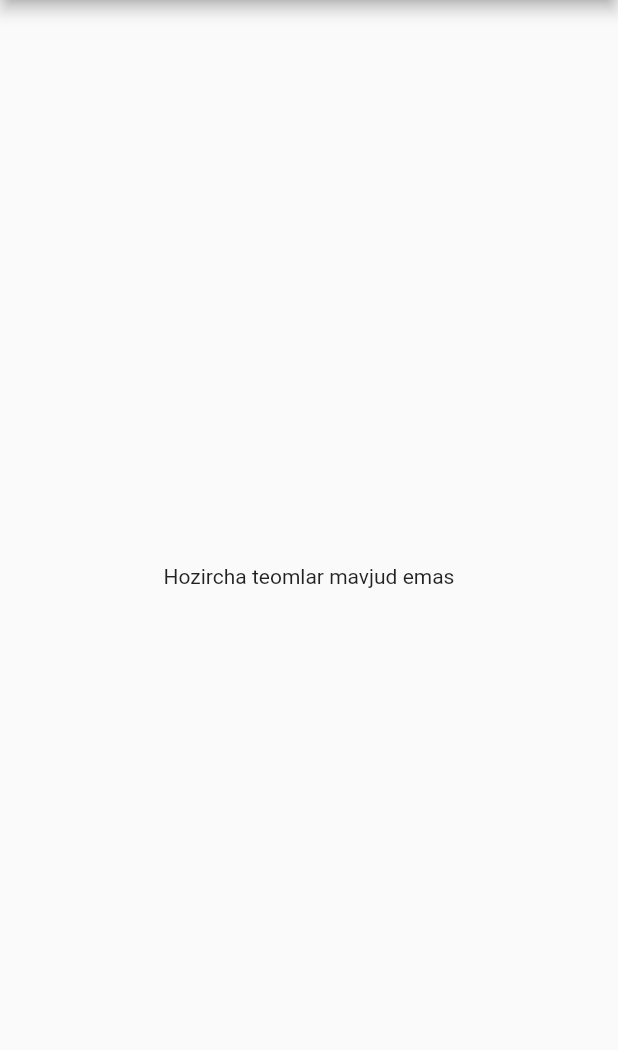
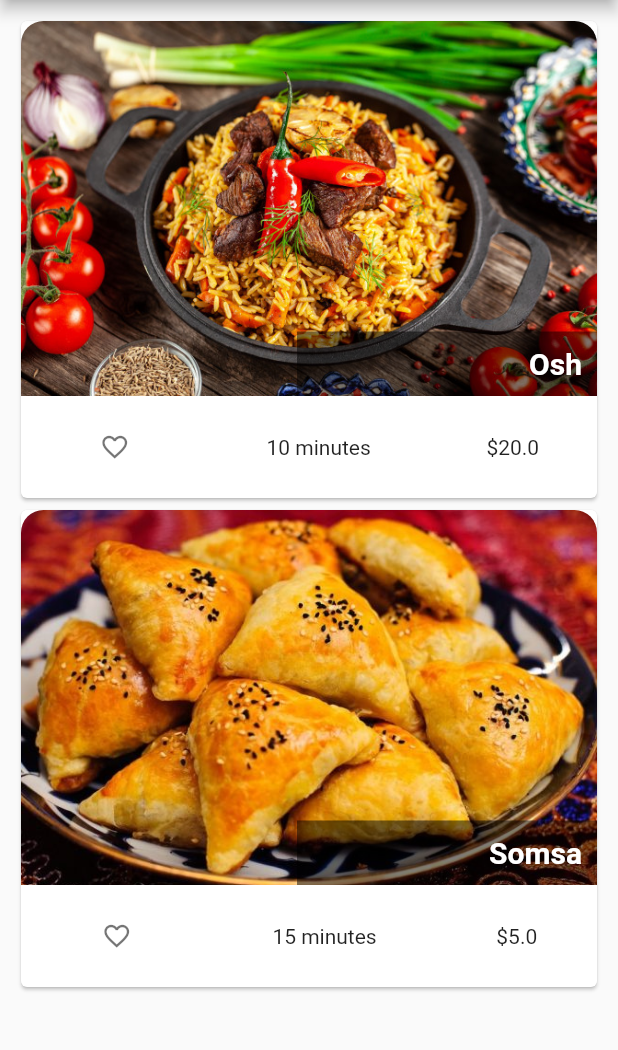
Before and after one commit to Jaloliddin-Fozilov/taomlar, a Flutter app: the screen it shows after launch, after a tap on "Milliy taomlar", on a phone screen of 412 x 824 dp, the part 84-1134 px from its top. Run offline on Flutter 3.47's test engine with Material 2 defaults, Android fonts, the phone set to English and light mode, and no system bars; our stand-ins replace google_fonts.

Commit message:
details screen

```diff
--- a/lib/main.dart
+++ b/lib/main.dart
@@ -2,8 +2,10 @@ import 'package:flutter/material.dart';
 import 'package:google_fonts/google_fonts.dart';
 
 import './screens/home.dart';
+import './screens/category_meals_screen.dart';
+import './screens/meal_details_screen.dart';
 import './models/category_model.dart';
-import './screens/category_meals_screen.dart';
+import './models/meal.dart';
 
 void main() {
   runApp(MyApp());
@@ -13,6 +15,7 @@ class MyApp extends StatelessWidget {
   MyApp({Key? key}) : super(key: key);
 
   final _categoryModel = CategoriesModels();
+  final _mealModel = Meals();
 
   @override
   Widget build(BuildContext context) {
@@ -22,9 +25,13 @@ class MyApp extends StatelessWidget {
         fontFamily: GoogleFonts.adventPro().fontFamily,
       ),
       debugShowCheckedModeBanner: false,
-      home: Home(categories: _categoryModel.list),
+      home: Home(
+        categories: _categoryModel.list,
+        meals: _mealModel.list,
+      ),
       routes: {
-        '/category-meals': (ctx) => CategoryMealsScreen(),
+        CategoryMealsScreen.routeName: (ctx) => const CategoryMealsScreen(),
+        MealDetailsScreen.routeName: (ctx) => const MealDetailsScreen(),
       },
     );
   }
--- /dev/null
+++ b/lib/models/meal.dart
@@ -0,0 +1,111 @@
+class Meal {
+  final String id;
+  final String title;
+  final String imageUrl;
+  final String description;
+  final List<String> ingredients;
+  final int preparingTime;
+  final double price;
+  final String categoryId;
+  bool isLike;
+
+  Meal({
+    required this.id,
+    required this.title,
+    required this.imageUrl,
+    required this.description,
+    required this.ingredients,
+    required this.preparingTime,
+    required this.price,
+    required this.categoryId,
+    this.isLike = false,
+  });
+}
+
+class Meals {
+  List<Meal> _list = [
+    Meal(
+      id: 'm1',
+      title: 'Lavash',
+      imageUrl: 'assets/images/lavash.jpg',
+      description: 'Ajoyib lavash',
+      ingredients: ["go'sht", "pomidor", "bording"],
+      preparingTime: 10,
+      price: 12,
+      categoryId: 'c1',
+    ),
+    Meal(
+      id: 'm2',
+      title: 'Burger',
+      imageUrl: 'assets/images/burger.jpg',
+      description: 'Ajoyib burger',
+      ingredients: ["go'sht", "pomidor", "bording"],
+      preparingTime: 15,
+      price: 15,
+      categoryId: 'c1',
+    ),
+    Meal(
+      id: 'm3',
+      title: 'Osh',
+      imageUrl: 'assets/images/uzbekplov.jpg',
+      description: 'Ajoyib Osh',
+      ingredients: ["go'sht", "guruch", "sabzi"],
+      preparingTime: 10,
+      price: 20,
+      categoryId: 'c2',
+    ),
+    Meal(
+      id: 'm4',
+      title: 'Somsa',
+      imageUrl: 'assets/images/somsa.jpg',
+      description: 'Ajoyib Somsa',
+      ingredients: ["go'sht", "piyoz", "tuz"],
+      preparingTime: 15,
+      price: 5,
+      categoryId: 'c2',
+    ),
+    Meal(
+      id: 'm5',
+      title: 'Pizza',
+      imageUrl: 'assets/images/pizza.jpg',
+      description: 'Ajoyib Pizza',
+      ingredients: ["go'sht", "pomidor", "bording"],
+      preparingTime: 15,
+      price: 5,
+      categoryId: 'c3',
+    ),
+    Meal(
+      id: 'm6',
+      title: 'Coca cola',
+      imageUrl: 'assets/images/cola.jpg',
+      description: 'Ajoyib Coca cola',
+      ingredients: [],
+      preparingTime: 1,
+      price: 1,
+      categoryId: 'c5',
+    ),
+    Meal(
+      id: 'm7',
+      title: 'Mauntain Dew',
+      imageUrl: 'assets/images/mdew.jpg',
+      description: 'Ajoyib Mauntain Dew',
+      ingredients: [],
+      preparingTime: 1,
+      price: 1,
+      categoryId: 'c5',
+    ),
+    Meal(
+      id: 'm8',
+      title: 'Nicoise',
+      imageUrl: 'assets/images/nicoise.jpg',
+      description: 'Ajoyib Nicoise salati',
+      ingredients: ["kartoshka", "tuxum", "pomidor"],
+      preparingTime: 10,
+      price: 15,
+      categoryId: 'c6',
+    ),
+  ];
+  List<Meal> get list {
+    return _list;
+  }
+}
--- a/lib/screens/category_meals_screen.dart
+++ b/lib/screens/category_meals_screen.dart
@@ -1,19 +1,33 @@
 import 'package:flutter/material.dart';
+
+import 'package:taomlar/models/meal.dart';
+import '../widgets/meal_item.dart';
 
 class CategoryMealsScreen extends StatelessWidget {
   const CategoryMealsScreen({Key? key}) : super(key: key);
 
+  static const routeName = '/category-meals';
+
   @override
   Widget build(BuildContext context) {
-    final categoryTitle = ModalRoute.of(context)!.settings.arguments as String;
+    final categoryData =
+        ModalRoute.of(context)!.settings.arguments as Map<String, dynamic>;
+    final title = categoryData['categoryTitle'];
+    final meals = categoryData['categoryMeals'] as List<Meal>;
     return Scaffold(
       appBar: AppBar(
         centerTitle: true,
-        title: Text(categoryTitle),
+        title: Text(title),
       ),
-      body: const Center(
-        child: Text('Hozircha teomlar mavjud emas'),
-      ),
+      body: meals.length > 0
+          ? ListView.builder(
+              padding: const EdgeInsets.all(10),
+              itemBuilder: (ctx, index) => MealItem(meal: meals[index]),
+              itemCount: meals.length,
+            )
+          : const Center(
+              child: Text("Bu bo'limga hali mahsulotlar qo'shilmagan."),
+            ),
     );
   }
 }
--- a/lib/screens/home.dart
+++ b/lib/screens/home.dart
@@ -1,11 +1,17 @@
 import 'package:flutter/material.dart';
 
 import '../models/category_model.dart';
+import '../models/meal.dart';
 import '../widgets/category_item.dart';
 
 class Home extends StatelessWidget {
   final List<CategoryModel> categories;
-  const Home({Key? key, required this.categories}) : super(key: key);
+  final List<Meal> meals;
+  const Home({
+    Key? key,
+    required this.categories,
+    required this.meals,
+  }) : super(key: key);
 
   @override
   Widget build(BuildContext context) {
@@ -22,9 +28,11 @@ class Home extends StatelessWidget {
           mainAxisSpacing: 20,
           crossAxisSpacing: 20,
         ),
-        children: categories
-            .map((category) => CategoryItem(category: category))
-            .toList(),
+        children: categories.map((category) {
+          final categoryMeals =
+              meals.where((meal) => meal.categoryId == category.id).toList();
+          return CategoryItem(category: category, meals: categoryMeals);
+        }).toList(),
       ),
     );
   }
--- /dev/null
+++ b/lib/screens/meal_details_screen.dart
@@ -0,0 +1,73 @@
+import 'package:flutter/cupertino.dart';
+import 'package:flutter/material.dart';
+
+import '../models/meal.dart';
+
+class MealDetailsScreen extends StatelessWidget {
+  const MealDetailsScreen({Key? key}) : super(key: key);
+
+  static const routeName = '/meal-details';
+
+  @override
+  Widget build(BuildContext context) {
+    final meal = ModalRoute.of(context)!.settings.arguments as Meal;
+
+    return Scaffold(
+      appBar: AppBar(
+        centerTitle: true,
+        title: Text(meal.title),
+      ),
+      body: SingleChildScrollView(
+        child: Column(
+          children: [
+            Image.asset(
+              meal.imageUrl,
+              fit: BoxFit.cover,
+              width: double.infinity,
+              height: 250,
+            ),
+            Text(
+              "\$${meal.price}",
+              style: TextStyle(fontSize: 20),
+            ),
+            Padding(
+              padding: const EdgeInsets.all(15.0),
+              child: Row(
+                mainAxisAlignment: MainAxisAlignment.start,
+                children: [
+                  Column(
+                    crossAxisAlignment: CrossAxisAlignment.start,
+                    children: [
+                      const Text(
+                        "Ta'rifi",
+                        style: TextStyle(
+                          fontWeight: FontWeight.bold,
+                        ),
+                      ),
+                      Text(meal.description),
+                    ],
+                  ),
+                ],
+              ),
+            ),
+            SizedBox(
+              height: 250,
+              child: Card(
+                margin: EdgeInsets.all(15),
+                child: ListView.separated(
+                    padding: EdgeInsets.all(10),
+                    itemBuilder: (ctx, index) {
+                      return Text(meal.ingredients[index]);
+                    },
+                    separatorBuilder: (ctx, index) {
+                      return const Divider();
+                    },
+                    itemCount: meal.ingredients.length),
+              ),
+            ),
+          ],
+        ),
+      ),
+    );
+  }
+}
--- a/lib/widgets/category_item.dart
+++ b/lib/widgets/category_item.dart
@@ -2,20 +2,26 @@ import 'package:flutter/cupertino.dart';
 import 'package:flutter/material.dart';
 
 import '../models/category_model.dart';
+import '../models/meal.dart';
+
 import 'package:taomlar/screens/category_meals_screen.dart';
 
 class CategoryItem extends StatelessWidget {
   final CategoryModel category;
+  final List<Meal> meals;
   const CategoryItem({
     Key? key,
     required this.category,
+    required this.meals,
   }) : super(key: key);
 
   void _goToCategoryMealsScreen(BuildContext context) {
     // Navigator.of(context)
     //     .push(MaterialPageRoute(builder: (ctx) => CategoryMealsScreen()));
-    Navigator.of(context)
-        .pushNamed('/category-meals', arguments: category.title);
+    Navigator.of(context).pushNamed('/category-meals', arguments: {
+      'categoryTitle': category.title,
+      'categoryMeals': meals,
+    });
   }
 
   @override
--- /dev/null
+++ b/lib/widgets/meal_item.dart
@@ -0,0 +1,81 @@
+import 'package:flutter/material.dart';
+
+import '../models/meal.dart';
+import '../screens/meal_details_screen.dart';
+
+class MealItem extends StatelessWidget {
+  final Meal meal;
+  const MealItem({
+    Key? key,
+    required this.meal,
+  }) : super(key: key);
+
+  void _goToMealDetails(BuildContext context) {
+    Navigator.of(context)
+        .pushNamed(MealDetailsScreen.routeName, arguments: meal);
+  }
+
+  @override
+  Widget build(BuildContext context) {
+    return GestureDetector(
+      onTap: () => _goToMealDetails(context),
+      child: Card(
+        child: ClipRRect(
+          borderRadius: BorderRadius.circular(15),
+          child: Column(
+            children: [
+              Stack(
+                children: [
+                  Container(
+                    width: double.infinity,
+                    height: 250,
+                    child: Image.asset(
+                      meal.imageUrl,
+                      fit: BoxFit.cover,
+                    ),
+                  ),
+                  Positioned(
+                    bottom: 0,
+                    right: 0,
+                    child: Container(
+                      alignment: Alignment.centerRight,
+                      padding: EdgeInsets.all(10),
+                      width: 200,
+                      color: Colors.black.withOpacity(0.5),
+                      child: Text(
+                        meal.title,
+                        style: const TextStyle(
+                          color: Colors.white,
+                          fontSize: 20,
+                          fontWeight: FontWeight.bold,
+                        ),
+                      ),
+                    ),
+                  )
+                ],
+              ),
+              Padding(
+                padding: const EdgeInsets.symmetric(vertical: 10),
+                child: Row(
+                  mainAxisAlignment: MainAxisAlignment.spaceAround,
+                  children: [
+                    IconButton(
+                      onPressed: () {},
+                      icon: Icon(
+                        meal.isLike ? Icons.favorite : Icons.favorite_outline,
+                        color: Colors.black54,
+                        size: 20,
+                      ),
+                    ),
+                    Text("${meal.preparingTime} minutes"),
+                    Text("\$${meal.price}"),
+                  ],
+                ),
+              ),
+            ],
+          ),
+        ),
+      ),
+    );
+  }
+}
```
Also changed, not shown: assets/images/lavash.jpg (added), assets/images/mdew.jpg (added), assets/images/somsa.jpg (added).
